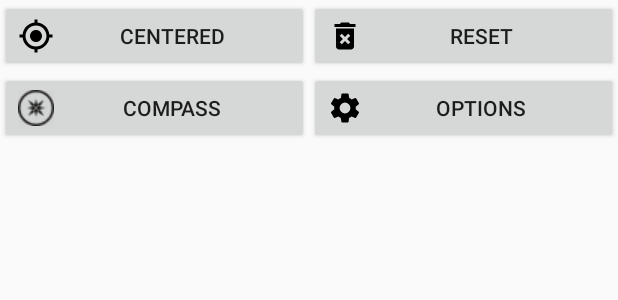
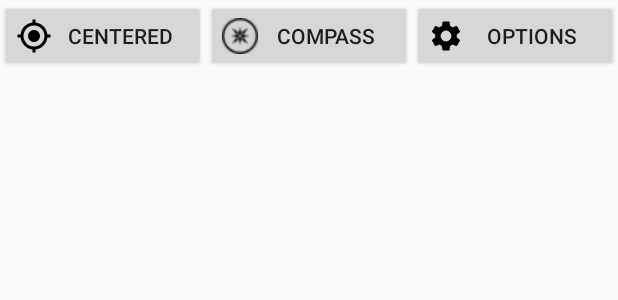
Before and after one commit to envomp/Totally-a-sports-app, an Android app: the layout header.xml on its own in the app's theme, with its tools: preview values and no code run, on a phone screen of 412 x 824 dp. Shown: the top 300 px of the screen. Run offline under Robolectric (Android 15) with nearby library versions, the phone set to English and light mode, and no system bars.

Commit message:
Make things smoother and fix some functionality

```diff
--- a/app/src/main/java/ee/taltech/spormapsapp/StateVariables.kt
+++ b/app/src/main/java/ee/taltech/spormapsapp/StateVariables.kt
@@ -3,6 +3,8 @@ package ee.taltech.spormapsapp
 import android.location.Location
 
 object StateVariables {
+
+    var stateUID = 215761238 // helps to handle the state
 
     // COL 1
     var overall_distance_covered = 0f // meters
--- a/app/src/main/res/layout-land/header.xml
+++ b/app/src/main/res/layout-land/header.xml
@@ -9,39 +9,31 @@
         android:id="@+id/position"
         android:layout_width="130dp"
         android:layout_height="0dp"
-        android:drawableLeft="@drawable/ic_gps_fixed_black_24dp"
+        android:drawableStart="@drawable/ic_gps_fixed_black_24dp"
         android:text="north-up"
-        app:layout_constraintBottom_toTopOf="@+id/reset"
+        android:paddingLeft="16px"
+        app:layout_constraintBottom_toTopOf="@+id/compass"
         app:layout_constraintStart_toStartOf="parent"
         app:layout_constraintTop_toTopOf="parent" />
-
-    <Button
-        android:id="@+id/reset"
-        android:layout_width="130dp"
-        android:layout_height="0dp"
-        android:drawableLeft="@drawable/ic_delete_forever_black_24dp"
-        android:text="reset"
-        app:layout_constraintBottom_toTopOf="@+id/compass"
-        app:layout_constraintStart_toStartOf="parent"
-        app:layout_constraintTop_toBottomOf="@+id/position" />
 
     <Button
         android:id="@+id/compass"
         android:layout_width="130dp"
         android:layout_height="0dp"
-        android:drawableLeft="@drawable/compass"
+        android:drawableStart="@drawable/compass"
         android:text="compass"
+        android:paddingLeft="16px"
         app:layout_constraintBottom_toTopOf="@+id/options"
         app:layout_constraintStart_toStartOf="parent"
-        app:layout_constraintTop_toBottomOf="@+id/reset" />
+        app:layout_constraintTop_toBottomOf="@+id/position" />
 
     <Button
         android:id="@+id/options"
         android:layout_width="130dp"
         android:layout_height="0dp"
-        android:drawableLeft="@drawable/ic_settings_black_24dp"
+        android:drawableStart="@drawable/ic_settings_black_24dp"
         android:text="Options"
-        app:layout_constraintBottom_toBottomOf="parent"
+        android:paddingLeft="16px"
         app:layout_constraintStart_toStartOf="parent"
         app:layout_constraintTop_toBottomOf="@+id/compass" />
 </androidx.constraintlayout.widget.ConstraintLayout>
--- a/app/src/main/res/layout-land/statistics.xml
+++ b/app/src/main/res/layout-land/statistics.xml
@@ -27,6 +27,7 @@
         android:layout_marginStart="4dp"
         android:layout_marginEnd="4dp"
         android:text="COL3"
+        android:paddingBottom="16px"
         app:layout_constraintBottom_toBottomOf="parent"
         app:layout_constraintEnd_toEndOf="parent"
         app:layout_constraintStart_toStartOf="parent"
--- a/app/src/main/res/layout/header.xml
+++ b/app/src/main/res/layout/header.xml
@@ -9,43 +9,35 @@
         android:id="@+id/position"
         android:layout_width="0dp"
         android:layout_height="wrap_content"
-        android:drawableLeft="@drawable/ic_gps_fixed_black_24dp"
+        android:drawableStart="@drawable/ic_gps_fixed_black_24dp"
         android:text="CENTERED"
-        app:layout_constraintEnd_toStartOf="@+id/reset"
+        android:paddingLeft="16px"
+        app:layout_constraintEnd_toStartOf="@+id/compass"
         app:layout_constraintHorizontal_bias="0.5"
         app:layout_constraintStart_toStartOf="parent"
-        app:layout_constraintTop_toTopOf="parent" />
-
-    <Button
-        android:id="@+id/reset"
-        android:layout_width="0dp"
-        android:layout_height="wrap_content"
-        android:drawableLeft="@drawable/ic_delete_forever_black_24dp"
-        android:text="reset"
-        app:layout_constraintEnd_toEndOf="parent"
-        app:layout_constraintHorizontal_bias="0.5"
-        app:layout_constraintStart_toEndOf="@+id/position"
         app:layout_constraintTop_toTopOf="parent" />
 
     <Button
         android:id="@+id/compass"
         android:layout_width="0dp"
         android:layout_height="wrap_content"
-        android:drawableLeft="@drawable/compass"
+        android:drawableStart="@drawable/compass"
         android:text="compass"
+        android:paddingLeft="16px"
         app:layout_constraintEnd_toStartOf="@+id/options"
         app:layout_constraintHorizontal_bias="0.5"
-        app:layout_constraintStart_toStartOf="parent"
-        app:layout_constraintTop_toBottomOf="@+id/position" />
+        app:layout_constraintStart_toEndOf="@+id/position"
+        app:layout_constraintTop_toTopOf="parent" />
 
     <Button
         android:id="@+id/options"
         android:layout_width="0dp"
         android:layout_height="wrap_content"
-        android:drawableLeft="@drawable/ic_settings_black_24dp"
+        android:drawableStart="@drawable/ic_settings_black_24dp"
         android:text="Options"
+        android:paddingLeft="16px"
         app:layout_constraintEnd_toEndOf="parent"
         app:layout_constraintHorizontal_bias="0.5"
         app:layout_constraintStart_toEndOf="@+id/compass"
-        app:layout_constraintTop_toBottomOf="@+id/reset" />
+        app:layout_constraintTop_toTopOf="parent" />
 </androidx.constraintlayout.widget.ConstraintLayout>
```
Also changed, not shown: app/src/main/java/ee/taltech/spormapsapp/MainActivity.kt (+156 -65 lines), app/src/main/res/layout-land/activity_main.xml (+5 -12 lines), 1 other file.
